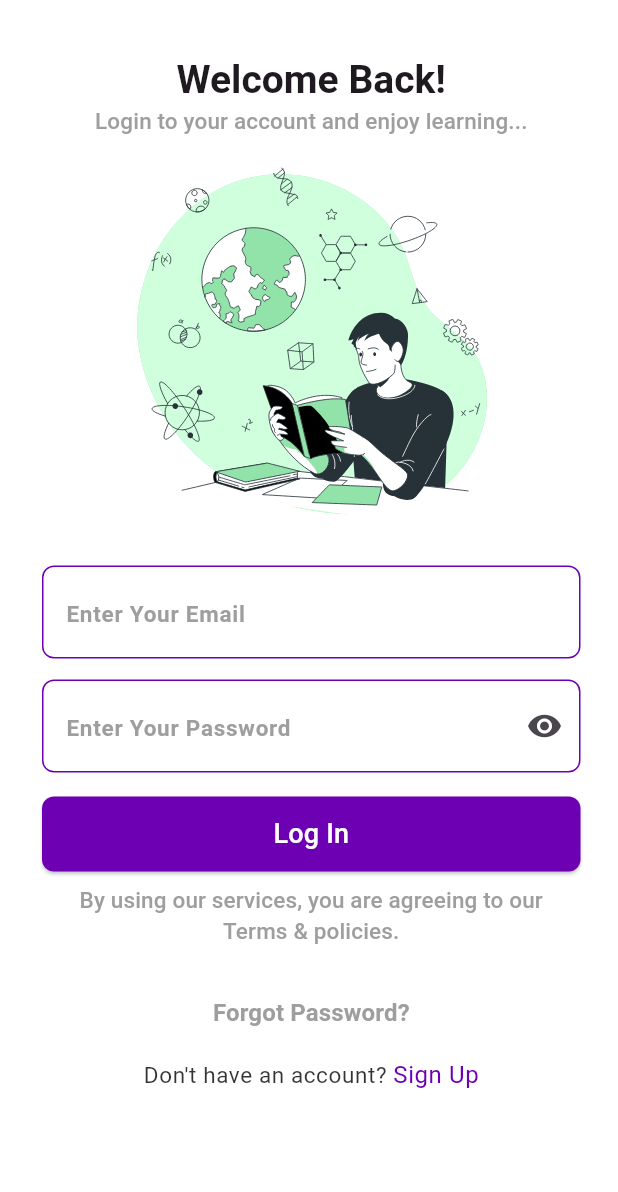
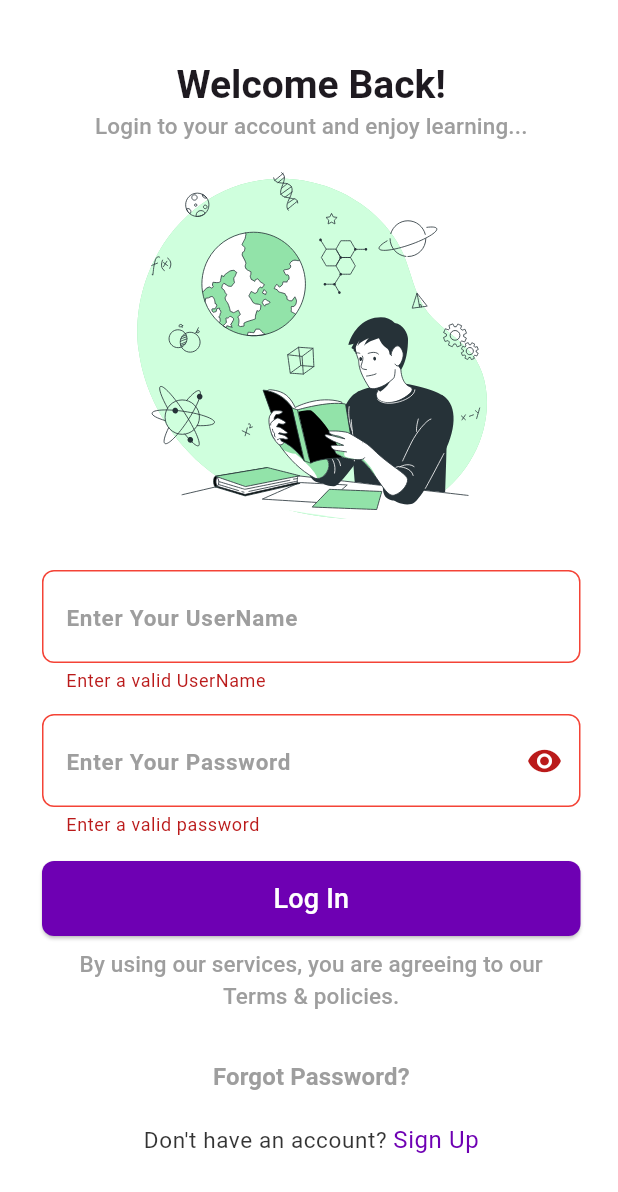
Before and after one commit to Ashraful-bijoy/learning_management_system, a Flutter app: the screen it shows after launch, after a tap on "Log In", on a phone screen of 412 x 824 dp. Shown: the top 1192 px of the screen. Run offline on Flutter 3.47's test engine with Material 3 defaults, Android fonts, the phone set to English and light mode, and no system bars; our stand-ins replace carousel_slider, device_preview, flutter_advanced_drawer, get, logger, lottie and 1 more.

Commit message:
-new things added

```diff
--- a/lib/controller_binder.dart
+++ b/lib/controller_binder.dart
@@ -1,11 +1,19 @@
 import 'package:get/get.dart';
+import 'package:learning_management_system/data/services/network_caller.dart';
+import 'package:learning_management_system/presentation/state_holders/auth/auth_controller.dart';
+import 'package:learning_management_system/presentation/state_holders/auth/log_in_controller.dart';
 import 'package:learning_management_system/presentation/state_holders/bottom_nav_bar_controller.dart';
+import 'package:logger/logger.dart';
 
 class ControllerBinder extends Bindings {
   @override
   void dependencies() {
+    Get.put(Logger());
+    Get.put(
+      NetworkCaller(logger: Get.find<Logger>()),
+    );
+    Get.put(AuthController());
+    Get.put(LogInController());
     Get.put(BottomNavBarController());
-
   }
-
 }
--- a/lib/data/services/network_caller.dart
+++ b/lib/data/services/network_caller.dart
@@ -66,6 +66,7 @@ class NetworkCaller {
         headers: {
           'token': '',
           'content-type': 'application/json',
+          'X-Static-Token': 'k7m3qz2zmmp9oux4ghnz10g6l90r77po8v5br4svw6pf5j5qe9fvxr6d849amvsj',
         },
         body: jsonEncode(body),
       );
--- /dev/null
+++ b/lib/data/utils/regex_code.dart
@@ -0,0 +1,4 @@
+class RegexCode {
+  static const emailRegex = r'^[a-zA-Z0-9._%+-]+@[a-zA-Z0-9.-]+\.[a-zA-Z]{2,}$';
+  static const phoneRegex =  r'^\+?(\d{1,3})?[-.\s]?(\(?\d{1,4}?\)?)[-.\s]?(\d{1,4})[-.\s]?(\d{1,4})[-.\s]?(\d{1,9})$';
+}
--- /dev/null
+++ b/lib/data/utils/urls.dart
@@ -0,0 +1,5 @@
+class Urls {
+  static const _baseUrl = 'https://lms.bkolpo.com/api/';
+
+  static const loginUrl = '$_baseUrl/login/';
+}
--- /dev/null
+++ b/lib/presentation/state_holders/auth/log_in_controller.dart
@@ -0,0 +1,41 @@
+import 'package:get/get.dart';
+import 'package:learning_management_system/data/models/network_response.dart';
+import 'package:learning_management_system/data/services/network_caller.dart';
+import 'package:learning_management_system/data/utils/urls.dart';
+import 'package:learning_management_system/presentation/state_holders/auth/auth_controller.dart';
+
+class LogInController extends GetxController {
+  bool _inProgress = false;
+  String? _errorMessage = '';
+  String _accessToken = '';
+
+  bool get inProgress => _inProgress;
+  String? get errorMessage => _errorMessage;
+  String get accessToken => _accessToken;
+
+  Future<bool> logIn(String? userName,String password) async {
+    bool isSuccess = false;
+    _inProgress = true;
+    update();
+
+    Map<String,dynamic> requestBody = {
+      'username': userName,
+      'password': password
+    };
+
+    NetworkResponse response = await Get.find<NetworkCaller>().postRequest(url: Urls.loginUrl,body: requestBody);
+
+    if(response.isSuccess) {
+      isSuccess = true;
+      _errorMessage = null;
+      _accessToken = response.responseData['access'];
+      await Get.find<AuthController>().saveAccessToken(accessToken);
+    }else {
+      _errorMessage = response.errorMessage;
+    }
+    _inProgress = false;
+    update();
+    return isSuccess;
+
+  }
+}
--- a/lib/presentation/ui/screens/auth/log_in_screen.dart
+++ b/lib/presentation/ui/screens/auth/log_in_screen.dart
@@ -1,7 +1,9 @@
 import 'package:flutter/gestures.dart';
 import 'package:flutter/material.dart';
 import 'package:get/get.dart';
+import 'package:learning_management_system/presentation/state_holders/auth/log_in_controller.dart';
 import 'package:learning_management_system/presentation/ui/screens/auth/sign_up_screen.dart';
+import 'package:learning_management_system/presentation/ui/screens/student/main_bottom_nav_bar_screen.dart';
 import 'package:learning_management_system/presentation/ui/utils/app_colors.dart';
 import 'package:learning_management_system/presentation/ui/utils/assets_path.dart';
 import 'package:lottie/lottie.dart';
@@ -14,7 +16,7 @@ class LogInScreen extends StatefulWidget {
 }
 
 class _LogInScreenState extends State<LogInScreen> {
-  final TextEditingController _emailController = TextEditingController();
+  final TextEditingController _userNameController = TextEditingController();
   final TextEditingController _passwordController = TextEditingController();
 
   final GlobalKey<FormState> _formKey = GlobalKey<FormState>();
@@ -34,7 +36,7 @@ class _LogInScreenState extends State<LogInScreen> {
               crossAxisAlignment: CrossAxisAlignment.start,
               children: [
                 const SizedBox(
-                  height: 12,
+                  height: 15,
                 ),
                 Center(
                   child: Text(
@@ -62,13 +64,13 @@ class _LogInScreenState extends State<LogInScreen> {
                   autovalidateMode: AutovalidateMode.onUserInteraction,
                   validator: (String? value) {
                     if (value?.trim().isEmpty ?? true) {
-                      return 'Enter a valid email';
+                      return 'Enter a valid UserName';
                     }
                     return null;
                   },
-                  controller: _emailController,
+                  controller: _userNameController,
                   decoration: const InputDecoration(
-                    hintText: 'Enter Your Email',
+                    hintText: 'Enter Your UserName',
                   ),
                 ),
                 const SizedBox(
@@ -102,13 +104,23 @@ class _LogInScreenState extends State<LogInScreen> {
                 const SizedBox(
                   height: 16,
                 ),
-                ElevatedButton(
-                  onPressed: () {},
-                  child: const Text(
-                    'Log In',
-                    style: TextStyle(fontSize: 18),
-                  ),
-                ),
+                GetBuilder<LogInController>(builder: (logInController) {
+                  return Visibility(
+                    visible: !logInController.inProgress,
+                    replacement: const Center(
+                      child: CircularProgressIndicator(),
+                    ),
+                    child: ElevatedButton(
+                      onPressed: () {
+                        _onTapLogInButton();
+                      },
+                      child: const Text(
+                        'Log In',
+                        style: TextStyle(fontSize: 18),
+                      ),
+                    ),
+                  );
+                }),
                 Padding(
                   padding: const EdgeInsets.fromLTRB(20, 8, 20, 0),
                   child: RichText(
@@ -176,6 +188,27 @@ class _LogInScreenState extends State<LogInScreen> {
     );
   }
 
+  Future<void> _onTapLogInButton() async {
+    if (!_formKey.currentState!.validate()) {
+      return;
+    }
+    final bool result = await Get.find<LogInController>().logIn(
+      _userNameController.text.trim(),
+      _passwordController.text,
+    );
+
+    if (result) {
+      Get.offAll(() => const MainBottomNavBarScreen());
+    } else {
+      Get.snackbar(
+        'Log In',
+        'Log In failed!! Please try again',
+        colorText: Colors.white,
+        backgroundColor: Colors.red,
+      );
+    }
+  }
+
   void _onTapSignUpButton() {
     Get.to(
       () => const SignUpScreen(),
@@ -184,7 +217,7 @@ class _LogInScreenState extends State<LogInScreen> {
 
   @override
   void dispose() {
-    _emailController.dispose();
+    _userNameController.dispose();
     _passwordController.dispose();
     super.dispose();
   }
--- a/lib/presentation/ui/screens/student/main_bottom_nav_bar_screen.dart
+++ b/lib/presentation/ui/screens/student/main_bottom_nav_bar_screen.dart
@@ -4,8 +4,8 @@ import 'package:learning_management_system/presentation/state_holders/bottom_nav
 import 'package:learning_management_system/presentation/ui/screens/student/student_course_categories_screen.dart';
 import 'package:learning_management_system/presentation/ui/screens/student/student_home_screen.dart';
 import 'package:learning_management_system/presentation/ui/screens/student/student_my_classes_screen.dart';
-import 'package:learning_management_system/presentation/ui/screens/student/student_profile_screen.dart';
 import 'package:learning_management_system/presentation/ui/screens/student/student_providers_screen.dart';
+import 'package:learning_management_system/presentation/ui/screens/student/student_update_profile_screen.dart';
 import 'package:learning_management_system/presentation/ui/utils/assets_path.dart';
 
 class MainBottomNavBarScreen extends StatefulWidget {
@@ -24,7 +24,7 @@ class _MainBottomNavBarScreenState extends State<MainBottomNavBarScreen> {
     const StudentCourseCategoriesScreen(),
     const StudentProvidersScreen(),
     const StudentMyClassesScreen(),
-    const StudentProfileScreen(),
+    const StudentUpdateProfileScreen(),
   ];
 
   @override
--- a/lib/presentation/ui/utils/assets_path.dart
+++ b/lib/presentation/ui/utils/assets_path.dart
@@ -3,6 +3,9 @@ class AssetsPath {
   static const logInAnimation = '$lottiePath/login_page_animation.json';
   static const signUpAnimation = '$lottiePath/sign_up_animation.json';
   static const profileAnimation = '$lottiePath/profile_page_animation.json';
+
+  static const logoImage = '$iconsPath/logo.png';
+  static const categoriesImage = '$iconsPath/categories.png';
 
   static const imagesPath = 'assets/images';
   static const studyingImage = '$imagesPath/studying.jpg';
--- a/lib/presentation/ui/widgets/advance_app_bar_drawer.dart
+++ b/lib/presentation/ui/widgets/advance_app_bar_drawer.dart
@@ -2,7 +2,6 @@ import 'package:flutter/material.dart';
 import 'package:get/get.dart';
 import 'package:learning_management_system/presentation/ui/screens/student/main_bottom_nav_bar_screen.dart';
 import 'package:learning_management_system/presentation/ui/screens/student/student_home_screen.dart';
-import 'package:learning_management_system/presentation/ui/screens/student/student_profile_screen.dart';
 import 'package:learning_management_system/presentation/ui/utils/assets_path.dart';
 
 class AdvanceAppBarDrawer extends StatelessWidget {
--- a/lib/presentation/ui/widgets/categories_horizontal_list_view.dart
+++ b/lib/presentation/ui/widgets/categories_horizontal_list_view.dart
@@ -30,7 +30,7 @@ class TrendingCategoriesHorizontalListView extends StatelessWidget {
                 child: const ListTile(
                   leading: Image(
                     image: AssetImage(
-                      AssetsPath.businessStrategyIcon,
+                      AssetsPath.categoriesImage,
                     ),
                     height: 60,
                     width: 50,
```
Also changed, not shown: lib/presentation/state_holders/auth/auth_controller.dart (added, +33 -0 lines), lib/presentation/ui/screens/student/student_update_profile_screen.dart (renamed from lib/presentation/ui/screens/student/student_profile_screen.dart, +4 -4 lines), lib/presentation/ui/widgets/custom_app_bar_with_search.dart (+35 -8 lines), pubspec.yaml (+10 -0 lines), assets/icons/categories.png (added), assets/icons/logo.png (added), pubspec.lock, 18 other files.
